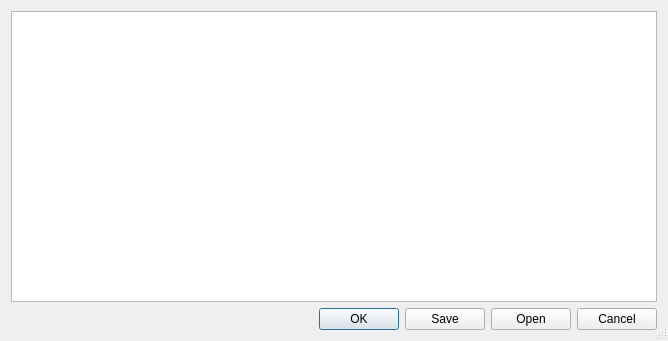
Before: the Qt Designer form copasi/UI/CQUndoHistoryDialog.ui in copasi/COPASI, drawn with Qt 5.
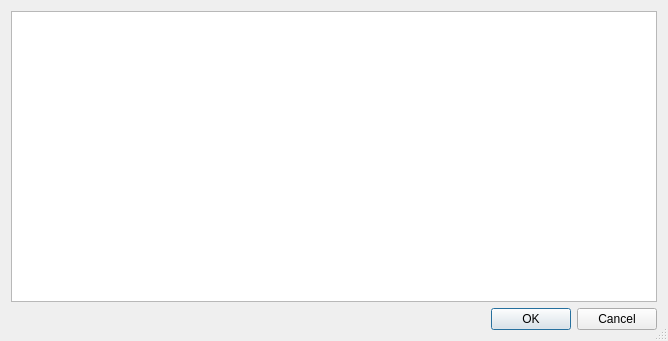
After: the same form once the commit is applied.

```diff
--- a/copasi/UI/CQUndoHistoryDialog.ui
+++ b/copasi/UI/CQUndoHistoryDialog.ui
@@ -70,7 +70,7 @@
      <item>
       <widget class="QDialogButtonBox" name="buttonBox">
        <property name="standardButtons">
-        <set>QDialogButtonBox::Cancel|QDialogButtonBox::Ok|QDialogButtonBox::Open|QDialogButtonBox::Save</set>
+        <set>QDialogButtonBox::Cancel|QDialogButtonBox::Ok</set>
        </property>
       </widget>
      </item>
```
